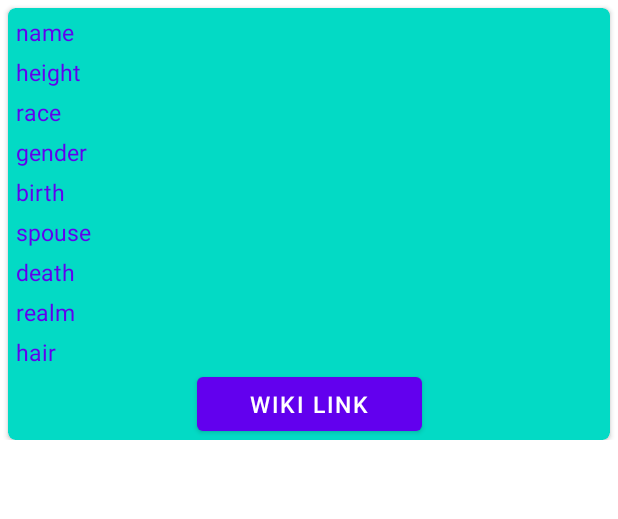
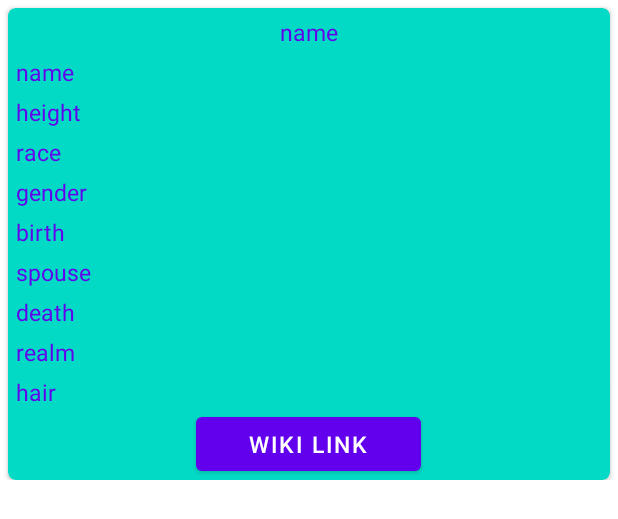
Before and after one commit to fgojkovic/Lord-of-the-rings, an Android app: the layout character_row.xml on its own in the app's theme, with its tools: preview values and no code run, on a phone screen of 412 x 824 dp. Shown: the top 519 px of the screen. Run offline under Robolectric (Android 15) with nearby library versions, the phone set to English and light mode, and no system bars.

Commit message:
Character menu modifications

```diff
--- a/app/src/main/res/layout/character_row.xml
+++ b/app/src/main/res/layout/character_row.xml
@@ -21,10 +21,46 @@
 
         <androidx.constraintlayout.widget.ConstraintLayout
             android:layout_width="match_parent"
-            android:layout_height="match_parent">
+            android:layout_height="match_parent"
+            android:minHeight="35dp">
+
+            <androidx.constraintlayout.widget.ConstraintLayout
+                android:id="@+id/character_row_menu"
+                android:layout_width="match_parent"
+                android:layout_height="wrap_content"
+                app:layout_constraintEnd_toEndOf="parent"
+                app:layout_constraintStart_toStartOf="parent"
+                app:layout_constraintTop_toTopOf="parent"
+                android:layout_marginBottom="2dp">
 
                 <TextView
                     android:id="@+id/character_row_character_name"
+                    android:layout_width="match_parent"
+                    android:layout_height="wrap_content"
+                    android:layout_marginStart="5dp"
+                    android:layout_marginTop="5dp"
+                    android:layout_marginEnd="5dp"
+                    android:textColor="@color/purple_500"
+                    android:textSize="15sp"
+                    android:text="name"
+                    app:layout_constraintEnd_toEndOf="parent"
+                    app:layout_constraintStart_toStartOf="parent"
+                    app:layout_constraintTop_toTopOf="parent"
+                    android:gravity="center_horizontal"/>
+
+            </androidx.constraintlayout.widget.ConstraintLayout>
+
+           <LinearLayout
+               android:id="@+id/character_row_sub_menu"
+               android:layout_width="match_parent"
+               android:layout_height="wrap_content"
+               android:orientation="vertical"
+               app:layout_constraintEnd_toEndOf="parent"
+               app:layout_constraintStart_toStartOf="parent"
+               app:layout_constraintTop_toBottomOf="@id/character_row_menu">
+
+               <TextView
+                   android:id="@+id/character_row_character_name_sub_menu"
                    android:layout_width="match_parent"
                    android:layout_height="wrap_content"
                    android:layout_marginStart="5dp"
@@ -167,9 +203,14 @@
                    android:layout_height="wrap_content"
                    android:textSize="15sp"
                    android:text="@string/wiki_link"
+                   android:layout_gravity="center_horizontal"
                    app:layout_constraintEnd_toEndOf="parent"
                    app:layout_constraintStart_toStartOf="parent"
                    app:layout_constraintTop_toBottomOf="@id/character_row_character_hair"/>
+
+           </LinearLayout>
+
+
 
 
 
--- a/app/src/main/res/layout/fragment_characters.xml
+++ b/app/src/main/res/layout/fragment_characters.xml
@@ -22,6 +22,7 @@
           android:layout_marginStart="5dp"
           android:layout_marginTop="5dp"
           android:layout_marginEnd="5dp"
+          android:fastScrollEnabled="true"
           app:layoutManager="androidx.recyclerview.widget.LinearLayoutManager"
           android:layoutAnimation="@anim/layout_animation"
           android:scrollbars="vertical" />
```
Also changed, not shown: app/src/main/java/com/example/lordoftheringsapp/adapters/characterAdapters/CharacterAdapter.java (+109 -68 lines), app/src/main/java/com/example/lordoftheringsapp/models/characterModels/Character.java (+11 -0 lines), app/src/main/res/layout/book_row.xml (+24 -23 lines). Lines whose indentation alone changed are shown as unchanged.
